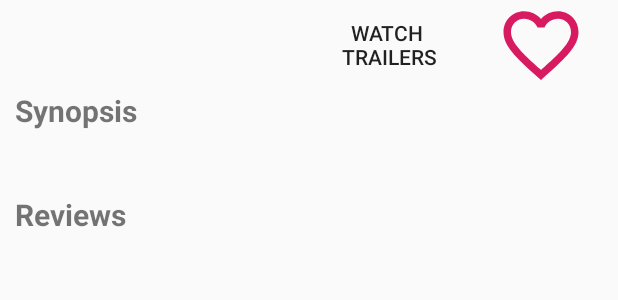
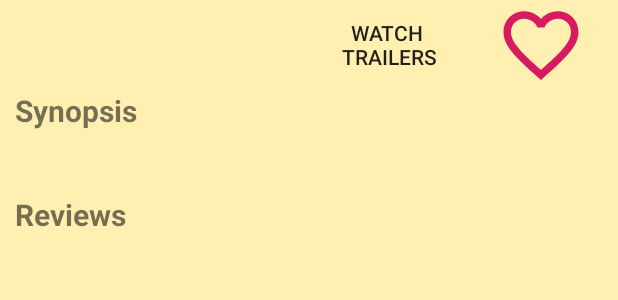
Before and after one commit to mahmudul-hasan/udct-movies-stage2, an Android app: the layout activity_details_page.xml on its own in the app's theme, with its tools: preview values and no code run, on a phone screen of 412 x 824 dp. Shown: the top 300 px of the screen. Run offline under Robolectric (Android 15) with nearby library versions, the phone set to English and light mode, and no system bars.

Commit message:
some more refactoring

```diff
--- a/app/src/main/java/com/mhasan/udct/popmovies/database/DatabaseOperationsRepository.java
+++ b/app/src/main/java/com/mhasan/udct/popmovies/database/DatabaseOperationsRepository.java
@@ -8,6 +8,11 @@ import com.mhasan.udct.popmovies.utils.AppExecutors;
 
 import androidx.lifecycle.LiveData;
 
+/**
+ * This is the database repository that handles the CRUD operations on the database.
+ *
+ * @authos Mahmudul Hasan.
+ */
 public class DatabaseOperationsRepository {
 
 	private final AppExecutors appExecutors;
--- a/app/src/main/java/com/mhasan/udct/popmovies/database/FavoriteMovieEntity.java
+++ b/app/src/main/java/com/mhasan/udct/popmovies/database/FavoriteMovieEntity.java
@@ -3,6 +3,12 @@ package com.mhasan.udct.popmovies.database;
 import androidx.room.Entity;
 import androidx.room.PrimaryKey;
 
+/**
+ * This is the entity class for the favorite movie database that represents the favorite movie table
+ * on the database.
+ *
+ * @author Mahmudul Hasan.
+ */
 @Entity(tableName="favorite_movie_table")
 public class FavoriteMovieEntity {
 
--- a/app/src/main/java/com/mhasan/udct/popmovies/detailspage/view/DetailsPageActivity.java
+++ b/app/src/main/java/com/mhasan/udct/popmovies/detailspage/view/DetailsPageActivity.java
@@ -66,7 +66,6 @@ public class DetailsPageActivity extends AppCompatActivity {
 		new TrailerDisplayer(this).execute(videoTrailerResponse);
 	}
 
-	//TODO - refactor
 	private void initializeFavoriteButton(List<FavoriteMovieEntity> favoriteMovies) {
 		ImageView favoriteView = findViewById(R.id.favoriteButtonIv);
 		for (FavoriteMovieEntity favoriteMovie : favoriteMovies) {
--- a/app/src/main/java/com/mhasan/udct/popmovies/detailspage/view/adapters/ReviewsAdapter.java
+++ b/app/src/main/java/com/mhasan/udct/popmovies/detailspage/view/adapters/ReviewsAdapter.java
@@ -12,6 +12,11 @@ import android.widget.TextView;
 import com.mhasan.udct.popmovies.R;
 import com.mhasan.udct.popmovies.detailspage.repository.model.ReviewsResponse;
 
+/**
+ * Adapter class for reviews.
+ *
+ * @author Mahmudul Hasan.
+ */
 public class ReviewsAdapter extends BaseExpandableListAdapter {
 
 	private Context context;
--- a/app/src/main/java/com/mhasan/udct/popmovies/detailspage/view/helpers/ReviewsViewAdjuster.java
+++ b/app/src/main/java/com/mhasan/udct/popmovies/detailspage/view/helpers/ReviewsViewAdjuster.java
@@ -10,6 +10,11 @@ import android.widget.ListAdapter;
 
 import com.mhasan.udct.popmovies.utils.Modifier;
 
+/**
+ * This class adjusts the review expandable list view size and its contents' height.
+ *
+ * @author Mahmudul Hasan, with the help of https://stackoverflow.com/questions/17696039/expandablelistview-inside-a-scrollview
+ */
 public class ReviewsViewAdjuster implements Modifier<ExpandableListView> {
 
 	/**
--- a/app/src/main/java/com/mhasan/udct/popmovies/detailspage/viewmodel/DetailsPageViewModelOperations.java
+++ b/app/src/main/java/com/mhasan/udct/popmovies/detailspage/viewmodel/DetailsPageViewModelOperations.java
@@ -15,9 +15,9 @@ public interface DetailsPageViewModelOperations {
 
 	void addFavoriteMovieIntoDb(ResultsBean favoriteMovie);
 
+	void cacheCurrentlySelectedMovie(@NonNull ResultsBean movie);
+
 	void deleteFavoriteMovieFromDb(ResultsBean favoriteMovie);
-
-	void cacheCurrentlySelectedMovie(@NonNull ResultsBean movie);
 
 	ResultsBean getCurrentlySelectedMovie();
 
--- a/app/src/main/java/com/mhasan/udct/popmovies/detailspage/viewmodel/helpers/FavoriteMovieTransformer.java
+++ b/app/src/main/java/com/mhasan/udct/popmovies/detailspage/viewmodel/helpers/FavoriteMovieTransformer.java
@@ -4,6 +4,11 @@ import com.mhasan.udct.popmovies.database.FavoriteMovieEntity;
 import com.mhasan.udct.popmovies.mainpage.repository.model.MovieResponse.ResultsBean;
 import com.mhasan.udct.popmovies.utils.Transformer;
 
+/**
+ * This class transforms a MovieResponse.ResultsBean into a FavoriteMovieEntity.
+ *
+ * @author Mahmudul Hasan.
+ */
 public class FavoriteMovieTransformer implements Transformer<ResultsBean, FavoriteMovieEntity> {
 
 	@Override
--- a/app/src/main/java/com/mhasan/udct/popmovies/mainpage/view/helpers/DeviceConfigurationIntoGridSpanTransformer.java
+++ b/app/src/main/java/com/mhasan/udct/popmovies/mainpage/view/helpers/DeviceConfigurationIntoGridSpanTransformer.java
@@ -15,6 +15,6 @@ public class DeviceConfigurationIntoGridSpanTransformer implements Transformer<C
 
 	@Override
 	public Integer transform(@NonNull Configuration configuration) {
-		return configuration.orientation == Configuration.ORIENTATION_PORTRAIT ? 2 : 3;
+		return configuration.orientation == Configuration.ORIENTATION_PORTRAIT ? 3 : 4;
 	}
 }
--- a/app/src/main/res/layout/activity_details_page.xml
+++ b/app/src/main/res/layout/activity_details_page.xml
@@ -2,6 +2,7 @@
 <LinearLayout xmlns:android="http://schemas.android.com/apk/res/android"
     android:layout_width="match_parent"
     android:layout_height="match_parent"
+    android:background="@color/yellow"
     android:orientation="vertical">
 
     <ScrollView
--- a/app/src/main/res/layout/activity_main.xml
+++ b/app/src/main/res/layout/activity_main.xml
@@ -3,6 +3,7 @@
     xmlns:tools="http://schemas.android.com/tools"
     android:layout_width="match_parent"
     android:layout_height="match_parent"
+    android:background="@color/yellow"
     tools:context=".mainpage.view.MainActivity">
 
     <androidx.recyclerview.widget.RecyclerView
--- a/app/src/main/res/layout/movie_grid_cell.xml
+++ b/app/src/main/res/layout/movie_grid_cell.xml
@@ -9,7 +9,7 @@
     <ImageView
         android:id="@+id/movieImageIv"
         android:layout_width="match_parent"
-        android:layout_height="277dp"
+        android:layout_height="200dp"
         android:scaleType="fitXY" />
 
 </LinearLayout>
--- a/app/src/main/res/values/colors.xml
+++ b/app/src/main/res/values/colors.xml
@@ -3,4 +3,5 @@
     <color name="colorPrimary">#008577</color>
     <color name="colorPrimaryDark">#00574B</color>
     <color name="colorAccent">#D81B60</color>
+    <color name="yellow">#FFF0B2</color>
 </resources>
--- a/app/src/main/res/values/strings.xml
+++ b/app/src/main/res/values/strings.xml
@@ -10,4 +10,5 @@
     <string name="synopsis">Synopsis</string>
     <string name="trailers">Watch\n Trailers</string>
     <string name="trailers_and_videos">Trailers and Videos</string>
+    <string name="videoShoeingError">Something went wrong. Please try again.</string>
 </resources>
--- a/app/src/main/res/values/styles.xml
+++ b/app/src/main/res/values/styles.xml
@@ -3,8 +3,8 @@
     <!-- Base application theme. -->
     <style name="AppTheme" parent="Theme.AppCompat.Light.DarkActionBar">
         <!-- Customize your theme here. -->
-        <item name="colorPrimary">@color/colorPrimary</item>
-        <item name="colorPrimaryDark">@color/colorPrimaryDark</item>
+        <item name="colorPrimary">@android:color/holo_orange_dark</item>
+        <item name="colorPrimaryDark">@android:color/holo_orange_dark</item>
         <item name="colorAccent">@color/colorAccent</item>
     </style>
 
```
Also changed, not shown: app/src/main/java/com/mhasan/udct/popmovies/database/FavoriteMovieDao.java (+5 -3 lines), app/src/main/java/com/mhasan/udct/popmovies/database/PopularMoviesDatabase.java (+12 -8 lines), app/src/main/java/com/mhasan/udct/popmovies/detailspage/repository/DetailsPageRepository.java (+11 -23 lines), app/src/main/java/com/mhasan/udct/popmovies/detailspage/repository/DetailsPageUseCases.java (+10 -0 lines), app/src/main/java/com/mhasan/udct/popmovies/detailspage/view/helpers/TrailerDisplayer.java (+11 -0 lines).
